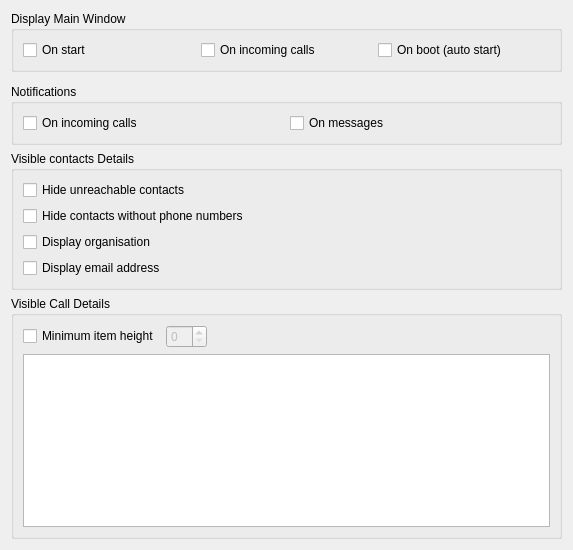
Old version of the form src/conf/dlgdisplaybase.ui in the repository KDE/ring-kde.
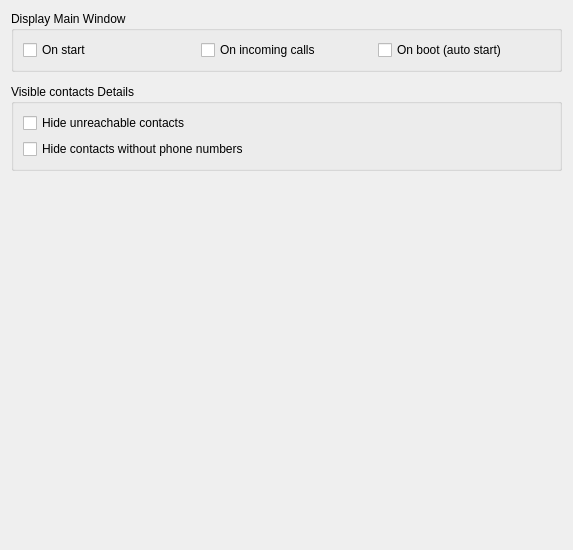
New version of the form.

Commit message:
cleanup: Remove most old interface display options
Remove the following little used display option:

 * displayCallIcon
 * displayCallPeer
 * displayCallNumber
 * displayCallSecure
 * displayCallOrganisation
 * displayCallDepartment
 * displayCallEmail
 * limitMinimumRowHeight
 * minimumRowHeight
 * displayDataRange (dead code)
 * displayPersonCallHistory (dead code)
 * displayEmail (in contacts)
 * displayOrganisation (in contancts)

Remove the following notification settings, they are not redundan
of KDE build-in dialog.

 * notifOnCalls
 * notifOnMessages

What changed in the file:
```diff
--- a/src/conf/dlgdisplaybase.ui
+++ b/src/conf/dlgdisplaybase.ui
@@ -66,35 +66,6 @@
      </property>
     </widget>
    </item>
-   <item>
-    <widget class="QGroupBox" name="groupBox">
-     <property name="title">
-      <string>Notifications</string>
-     </property>
-     <layout class="QHBoxLayout" name="horizontalLayout">
-      <item>
-       <widget class="QCheckBox" name="kcfg_notifOnCalls">
-        <property name="accessibleDescription">
-         <string comment="Enable notification on incoming calls"/>
-        </property>
-        <property name="text">
-         <string>On incoming calls</string>
-        </property>
-       </widget>
-      </item>
-      <item>
-       <widget class="QCheckBox" name="kcfg_notifOnMessages">
-        <property name="accessibleDescription">
-         <string comment="Enable notifications on messages"/>
-        </property>
-        <property name="text">
-         <string>On messages</string>
-        </property>
-       </widget>
-      </item>
-     </layout>
-    </widget>
-   </item>
    <item>
     <widget class="QGroupBox" name="groupBox_4">
      <property name="title">
@@ -115,65 +86,21 @@
         </property>
        </widget>
       </item>
-      <item>
-       <widget class="QCheckBox" name="kcfg_displayOrganisation">
-        <property name="text">
-         <string>Display organisation</string>
-        </property>
-       </widget>
-      </item>
-      <item>
-       <widget class="QCheckBox" name="kcfg_displayEmail">
-        <property name="text">
-         <string>Display email address</string>
-        </property>
-       </widget>
-      </item>
      </layout>
     </widget>
    </item>
    <item>
-    <widget class="QGroupBox" name="groupBox_3">
-     <property name="title">
-      <string>Visible Call Details</string>
+    <spacer name="verticalSpacer">
+     <property name="orientation">
+      <enum>Qt::Vertical</enum>
      </property>
-     <layout class="QGridLayout" name="gridLayout">
-      <item row="1" column="0" colspan="2">
-       <widget class="QListWidget" name="m_pDetailsList"/>
-      </item>
-      <item row="0" column="0" colspan="2">
-       <layout class="QHBoxLayout" name="horizontalLayout_3">
-        <item>
-         <widget class="QCheckBox" name="kcfg_limitMinimumRowHeight">
-          <property name="text">
-           <string>Minimum item height</string>
-          </property>
-         </widget>
-        </item>
-        <item>
-         <widget class="QSpinBox" name="kcfg_minimumRowHeight">
-          <property name="enabled">
-           <bool>false</bool>
-          </property>
-         </widget>
-        </item>
-        <item>
-         <spacer name="horizontalSpacer_2">
-          <property name="orientation">
-           <enum>Qt::Horizontal</enum>
-          </property>
-          <property name="sizeHint" stdset="0">
-           <size>
-            <width>40</width>
-            <height>20</height>
-           </size>
-          </property>
-         </spacer>
-        </item>
-       </layout>
-      </item>
-     </layout>
-    </widget>
+     <property name="sizeHint" stdset="0">
+      <size>
+       <width>20</width>
+       <height>40</height>
+      </size>
+     </property>
+    </spacer>
    </item>
   </layout>
  </widget>
```
Left out of the diff: 19 changed lines with no effect on the pictures. The commit also changes 7 other files.
